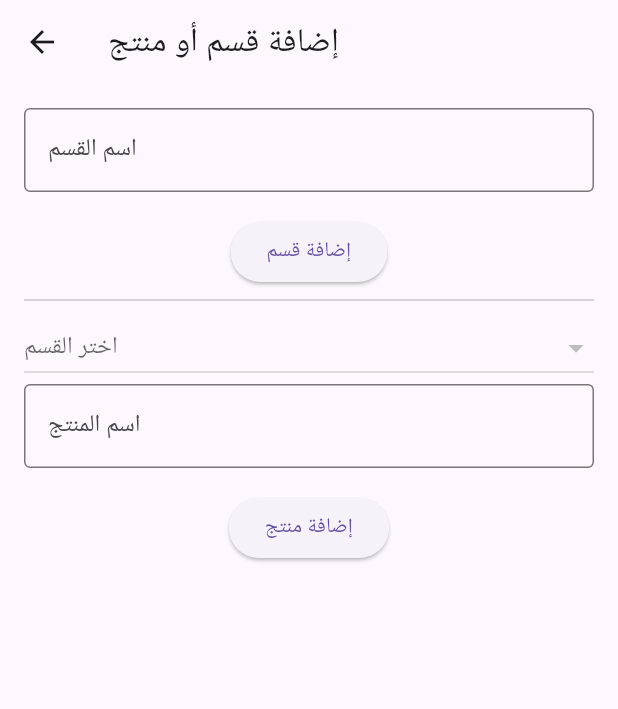
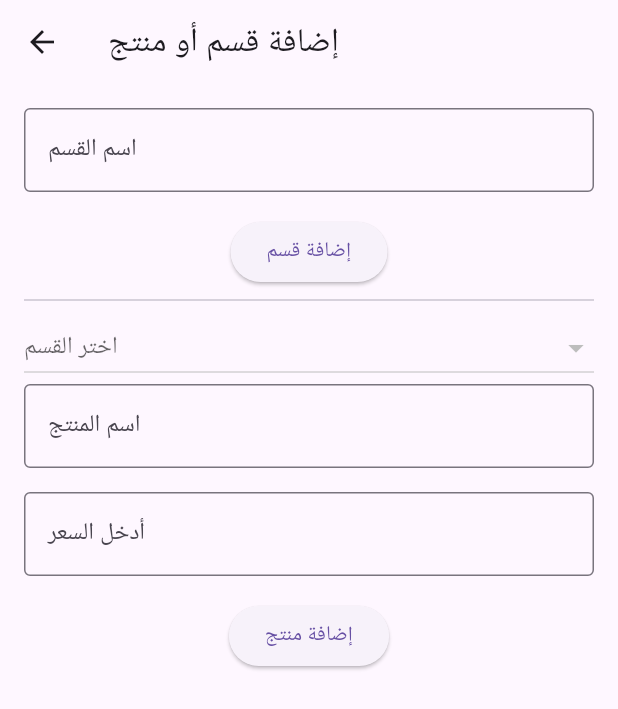
Before and after one commit to HusseinALiraqi99/coffee_mnue_app, a Flutter app: the AddTabs screen opened by its route, after a tap on "إضافة منتج", on a phone screen of 412 x 824 dp. Shown: the top 709 px of the screen. Run offline on Flutter 3.47's test engine with Material 3 defaults, Android fonts, the phone set to English and light mode, and no system bars; our stand-ins replace get.

Commit message:
Add lesson 4

```diff
--- a/lib/controller/tab_controller.dart
+++ b/lib/controller/tab_controller.dart
@@ -1,5 +1,4 @@
 import 'package:get/get.dart';
-import 'package:get/get_state_manager/src/simple/get_controllers.dart';
 
 class MyTabController extends GetxController {
   // قائمة الأقسام
@@ -8,8 +7,8 @@ class MyTabController extends GetxController {
   // خريطة لربط كل قسم بالمنتجات
   var categoryProducts = <String, List<String>>{}.obs;
 
-  // خريطة لربط كل منتج بعداده
-  var productCounts = <String, int>{}.obs;
+  // خريطة لربط كل منتج بسعره
+  var productPrices = <String, double>{}.obs;
 
   // إضافة قسم جديد
   void addCategory(String category) {
@@ -19,25 +18,14 @@ class MyTabController extends GetxController {
     }
   }
 
-  // إضافة منتج إلى قسم معين
-  void addProduct(String category, String product) {
+  // إضافة منتج مع السعر إلى قسم معين
+  void addProductWithPrice(String category, String product, double price) {
     if (product.isNotEmpty && categoryProducts.containsKey(category)) {
       categoryProducts[category]!.add(product);
-      productCounts[product] = 0;  // إضافة عداد لكل منتج جديد
+      productPrices[product] = price;  // تخزين السعر الخاص بالمنتج
     }
   }
 
-  // زيادة العداد للمنتج
-  void incrementProductCount(String product) {
-    if (productCounts.containsKey(product)) {
-      productCounts[product] = productCounts[product]! + 1;
-    }
-  }
 
-  // تقليل العداد للمنتج
-  void decrementProductCount(String product) {
-    if (productCounts.containsKey(product) && productCounts[product]! > 0) {
-      productCounts[product] = productCounts[product]! - 1;
-    }
-  }
+
 }
--- a/lib/main.dart
+++ b/lib/main.dart
@@ -16,7 +16,7 @@
   Widget build(BuildContext context) {
     return GetMaterialApp(
       debugShowCheckedModeBanner: false,
-      initialRoute: '/addtabs',
+      initialRoute: '/homepage',
       getPages: [
         GetPage(name: '/addtabs', page: () => AddTabs()),
         GetPage(name: '/homepage', page: () => HomePage()),
--- a/lib/view/screen/addtup.dart
+++ b/lib/view/screen/addtup.dart
@@ -6,6 +6,7 @@ import 'package:get/get.dart';
 class AddTabs extends StatelessWidget {
   final TextEditingController categoryController = TextEditingController();
   final TextEditingController productController = TextEditingController();
+  final TextEditingController inputpricecontroller = TextEditingController();
 
   @override
   Widget build(BuildContext context) {
@@ -13,11 +14,15 @@ class AddTabs extends StatelessWidget {
 
     String? selectedCategory; // متغير لحفظ القسم المختار
 
-    return Scaffold(
+    return PageView(
+      children: [
+        Scaffold(
           appBar: AppBar(
             title: Text('إضافة قسم أو منتج'),
           ),
-      body: Padding(
+          resizeToAvoidBottomInset: true,
+          body: SingleChildScrollView(
+            child: Padding(
               padding: const EdgeInsets.all(16.0),
               child: Column(
                 children: [
@@ -57,6 +62,7 @@ class AddTabs extends StatelessWidget {
                           .toList(),
                     );
                   }),
+                  // إدخال اسم المنتج
                   TextField(
                     controller: productController,
                     decoration: InputDecoration(
@@ -65,13 +71,32 @@ class AddTabs extends StatelessWidget {
                     ),
                   ),
                   SizedBox(height: 16),
+                  // إدخال السعر
+                  TextField(
+                    controller: inputpricecontroller,
+                    keyboardType: TextInputType.number,
+                    decoration: InputDecoration(
+                      labelText: 'أدخل السعر',
+                      border: OutlineInputBorder(),
+                    ),
+                  ),
+                  SizedBox(height: 16),
                   ElevatedButton(
                     onPressed: () {
+                      if (inputpricecontroller.text.isNotEmpty) {
+                        double price = double.parse(inputpricecontroller.text);
+                        // إضافة المنتج مع السعر
                         if (selectedCategory != null && productController.text.isNotEmpty) {
-                  tabController.addProduct(selectedCategory!, productController.text);
+                          tabController.addProductWithPrice(
+                            selectedCategory!,
+                            productController.text,
+                            price,
+                          );
                           productController.clear();
-                  // بعد إضافة المنتج، الانتقال إلى صفحة HomePage
+                          inputpricecontroller.clear();
+                          // الانتقال إلى صفحة HomePage بعد إضافة المنتج
                           Get.to(() => HomePage());
+                        }
                       }
                     },
                     child: Text('إضافة منتج'),
@@ -79,6 +104,9 @@ class AddTabs extends StatelessWidget {
                 ],
               ),
             ),
+          ),
+        ),
+      ],
     );
   }
 }
```
Also changed, not shown: lib/view/screen/ListPage_screen.dart (added, +46 -0 lines), lib/view/screen/hompage_sceen.dart (+49 -25 lines). Lines whose indentation alone changed are shown as unchanged.
